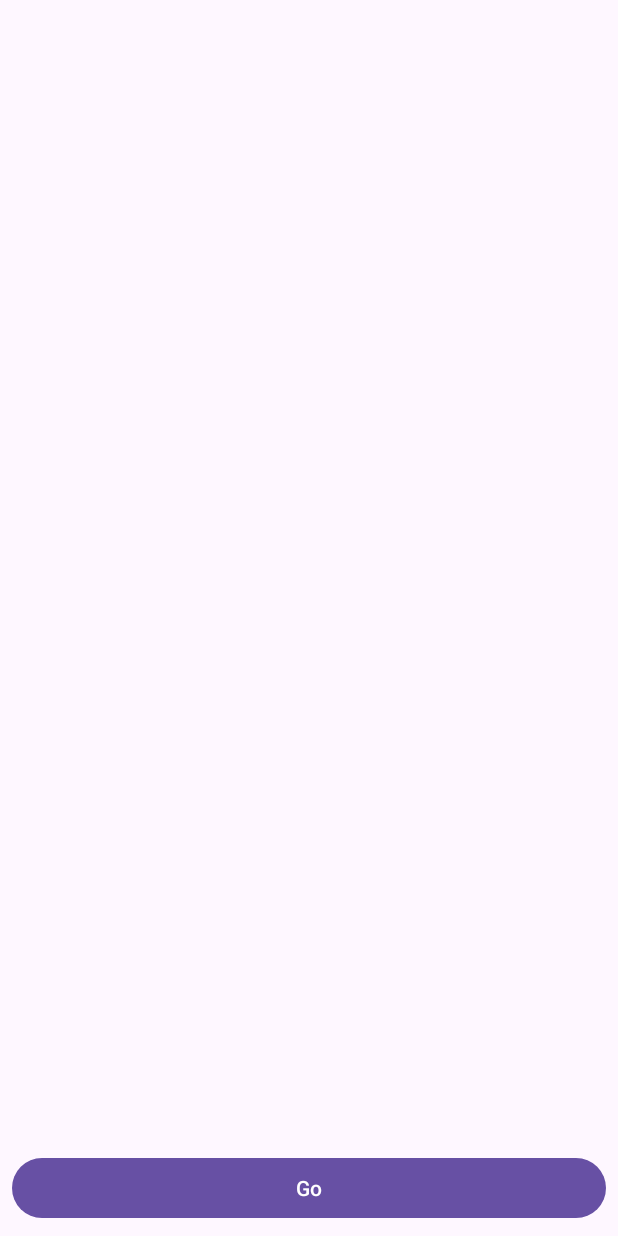
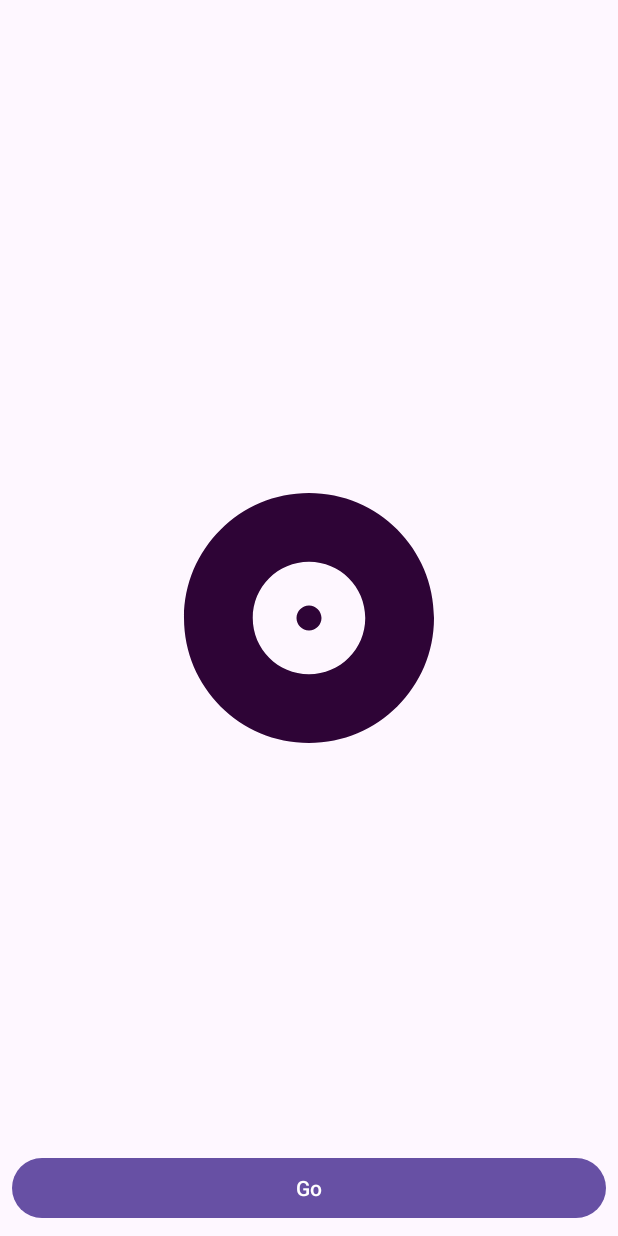
Before and after one commit to Abdelilah-Falih/miniProjet03, an Android app: the layout activity_manage_quotes.xml on its own in the app's theme, with its tools: preview values and no code run, on a phone screen of 412 x 824 dp. Run offline under Robolectric (Android 15) with nearby library versions, the phone set to English and light mode, and no system bars.

Commit message:
task 04 :  -> load image using glide

```diff
--- a/app/build.gradle
+++ b/app/build.gradle
@@ -39,4 +39,5 @@ dependencies {
     testImplementation 'junit:junit:4.13.2'
     androidTestImplementation 'androidx.test.ext:junit:1.1.3'
     androidTestImplementation 'androidx.test.espresso:espresso-core:3.4.0'
+    implementation 'com.github.bumptech.glide:glide:4.15.1'
 }
--- a/app/src/main/AndroidManifest.xml
+++ b/app/src/main/AndroidManifest.xml
@@ -1,6 +1,8 @@
 <?xml version="1.0" encoding="utf-8"?>
 <manifest xmlns:android="http://schemas.android.com/apk/res/android"
     xmlns:tools="http://schemas.android.com/tools">
+
+    <uses-permission android:name="android.permission.INTERNET"/>
 
     <application
         android:allowBackup="true"
--- /dev/null
+++ b/app/src/main/res/drawable/ic_album.xml
@@ -0,0 +1,5 @@
+<vector android:height="48dp" android:tint="#2E0436"
+    android:viewportHeight="24" android:viewportWidth="24"
+    android:width="48dp" xmlns:android="http://schemas.android.com/apk/res/android">
+    <path android:fillColor="@android:color/white" android:pathData="M12,2C6.48,2 2,6.48 2,12s4.48,10 10,10 10,-4.48 10,-10S17.52,2 12,2zM12,16.5c-2.49,0 -4.5,-2.01 -4.5,-4.5S9.51,7.5 12,7.5s4.5,2.01 4.5,4.5 -2.01,4.5 -4.5,4.5zM12,11c-0.55,0 -1,0.45 -1,1s0.45,1 1,1 1,-0.45 1,-1 -0.45,-1 -1,-1z"/>
+</vector>
--- a/app/src/main/res/layout/activity_manage_quotes.xml
+++ b/app/src/main/res/layout/activity_manage_quotes.xml
@@ -17,4 +17,16 @@
         app:layout_constraintBottom_toBottomOf="parent"
         app:layout_constraintEnd_toEndOf="parent"
         app:layout_constraintStart_toStartOf="parent" />
+
+    <ImageView
+        android:id="@+id/iv_loadded_image"
+        android:layout_width="200dp"
+        android:layout_height="200dp"
+        app:layout_constraintBottom_toBottomOf="parent"
+        app:layout_constraintEnd_toEndOf="parent"
+        app:layout_constraintHorizontal_bias="0.5"
+        app:layout_constraintStart_toStartOf="parent"
+        app:layout_constraintTop_toTopOf="parent"
+        app:layout_constraintVertical_bias="0.5"
+        app:srcCompat="@drawable/ic_album" />
 </androidx.constraintlayout.widget.ConstraintLayout>
```
Also changed, not shown: app/src/main/java/com/example/myapplication/ManageQuotes.java (+20 -0 lines), app/src/main/res/values/strings.xml (+17 -0 lines).
